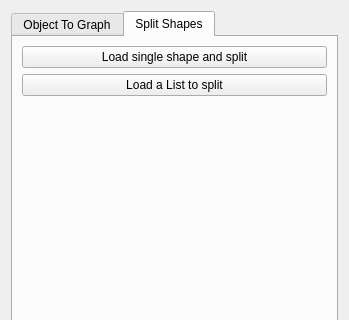
First picture: the form in PluginMain/stbl_widget.ui, repository BigkoalaZhu/StBl, before the edit; both pictures show x 0 to 349 and y 0 to 320 of the 349 by 545 pixel window.
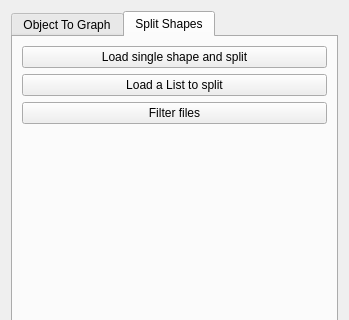
Second picture: the form after the edit.

The edit to the form file:
```diff
--- a/PluginMain/stbl_widget.ui
+++ b/PluginMain/stbl_widget.ui
@@ -68,6 +68,13 @@
          </property>
         </widget>
        </item>
+       <item row="2" column="0" colspan="2">
+        <widget class="QPushButton" name="Filtering">
+         <property name="text">
+          <string>Filter files</string>
+         </property>
+        </widget>
+       </item>
       </layout>
      </widget>
     </widget>
```
